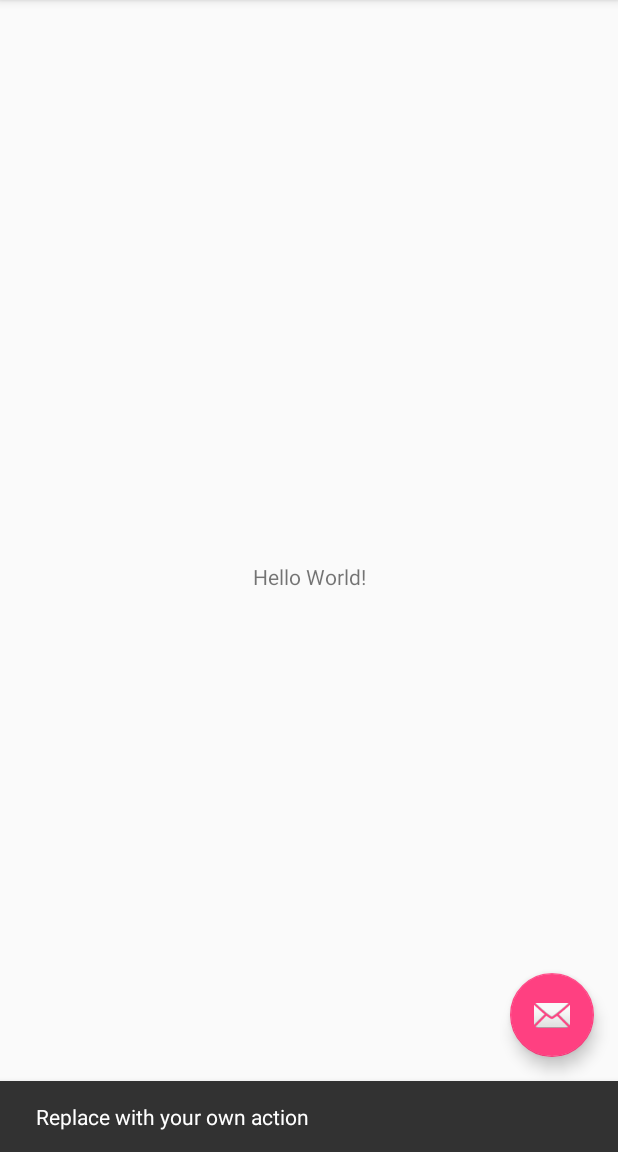
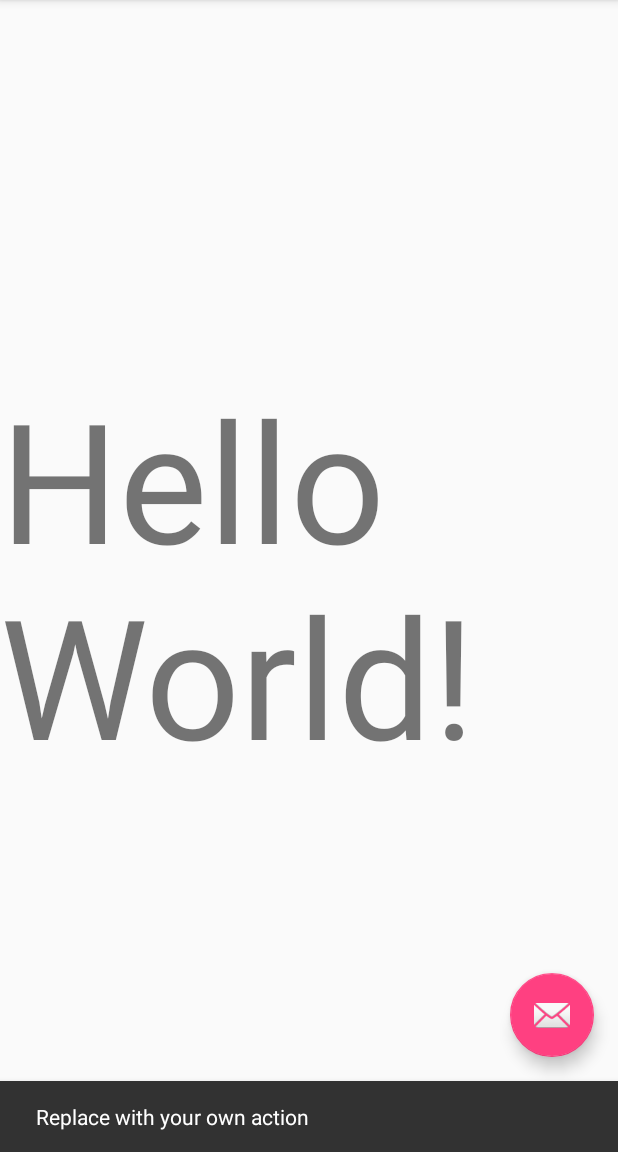
Before and after one commit to ptliu/TestProject, an Android app: the screen it shows after launch (MainActivity), after a tap on an icon or button, on a phone screen of 412 x 824 dp, the part 84-1236 px from its top. Run offline under Robolectric (Android 15) with nearby library versions, the phone set to English and light mode, and no system bars.

Commit message:
made text larger

```diff
--- a/app/src/main/res/layout/content_main.xml
+++ b/app/src/main/res/layout/content_main.xml
@@ -12,6 +12,7 @@
         android:layout_width="wrap_content"
         android:layout_height="wrap_content"
         android:text="Hello World!"
+        android:textSize="50pt"
         app:layout_constraintBottom_toBottomOf="parent"
         app:layout_constraintLeft_toLeftOf="parent"
         app:layout_constraintRight_toRightOf="parent"
```
